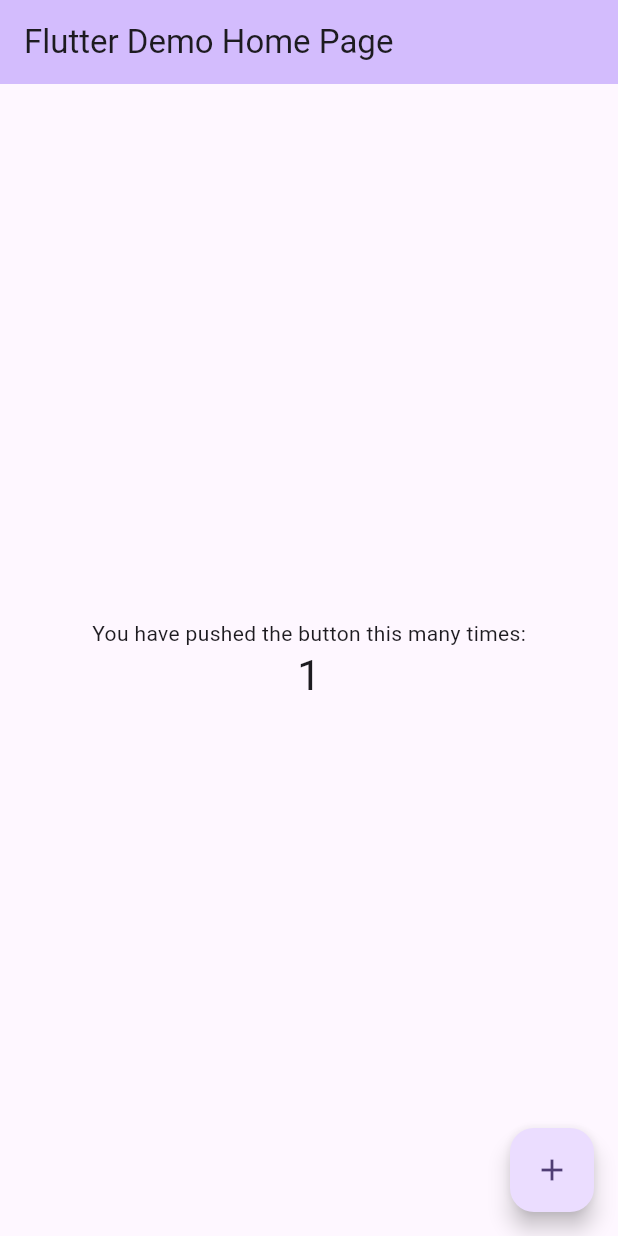
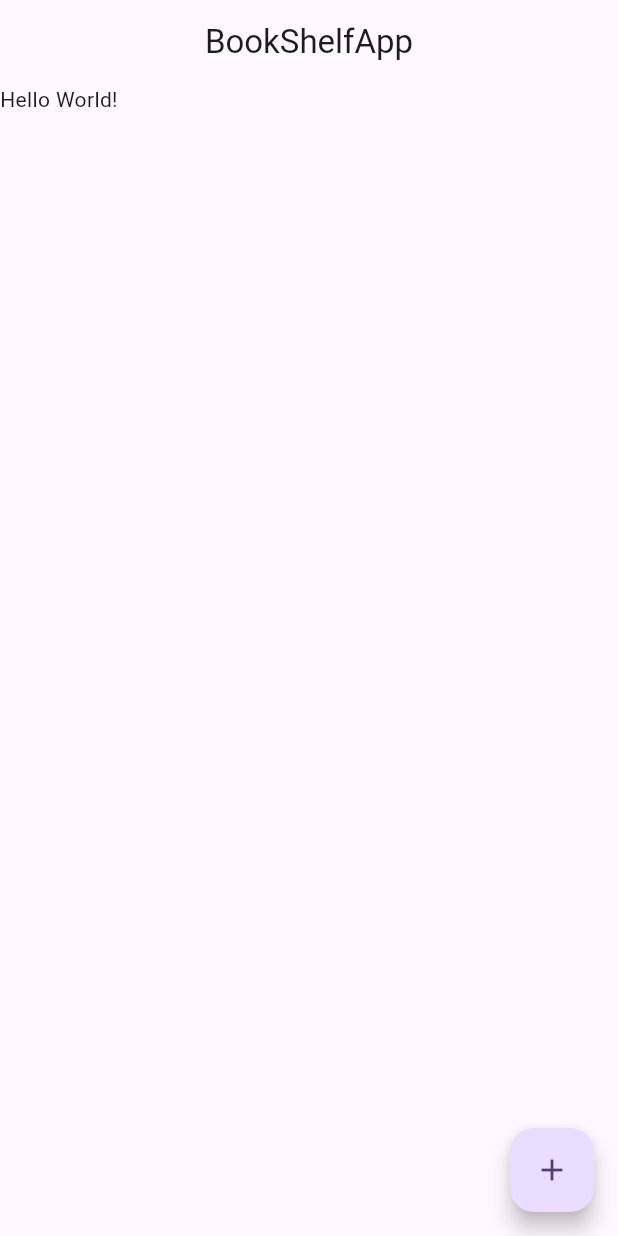
Before and after one commit to YuukiHayashi0510/my_book_shelf_app, a Flutter app: the screen it shows after launch, after a tap on the "add" icon, on a phone screen of 412 x 824 dp. Run offline on Flutter 3.47's test engine with Material 3 defaults, Android fonts, the phone set to English and light mode, and no system bars; our stand-ins replace flutter_riverpod, freezed_annotation, sqflite; missing offline and left inert: barcode_scan2; accounts and stored records are empty.

Commit message:
books_api repository

```diff
--- /dev/null
+++ b/lib/domain/repository/google_books_api_repository.dart
@@ -0,0 +1,5 @@
+import '../entity/model/api_book.dart';
+
+abstract class GoogleBooksApiRepository {
+  Future<ApiBook> fetchBookByIsbn(String isbn);
+}
--- a/lib/infrastructure/provider.dart
+++ b/lib/infrastructure/provider.dart
@@ -1,10 +1,15 @@
 import 'package:flutter_riverpod/flutter_riverpod.dart';
 import '../domain/repository/books_repository.dart';
+import '../domain/repository/google_books_api_repository.dart';
 import 'datasource/database/books_database.dart';
 import 'datasource/database/books_database_impl.dart';
 import 'repository/books_repository_impl.dart';
+import 'repository/google_books_api_repository_impl.dart';
 
 final booksDatabaseProvider =
     Provider<BooksDatabase>((_) => BooksDatabaseImpl());
 final booksRepositoryProvider = Provider<BooksRepository>(
     (ref) => BooksRepositoryImpl(ref.watch(booksDatabaseProvider)));
+
+final googleBooksApiRepositoryProvider =
+    Provider<GoogleBooksApiRepository>((ref) => GoogleBooksApiRepositoryImpl());
--- a/lib/main.dart
+++ b/lib/main.dart
@@ -1,4 +1,6 @@
 import 'package:flutter/material.dart';
+
+import 'pages/book/index/index_view.dart';
 
 void main() {
   runApp(const MyApp());
@@ -10,60 +12,12 @@ class MyApp extends StatelessWidget {
   @override
   Widget build(BuildContext context) {
     return MaterialApp(
-      title: 'Flutter Demo',
+      title: 'BookShelfApp',
       theme: ThemeData(
         colorScheme: ColorScheme.fromSeed(seedColor: Colors.deepPurple),
         useMaterial3: true,
       ),
-      home: const MyHomePage(title: 'Flutter Demo Home Page'),
+      home: const IndexView(),
     );
   }
 }
-
-class MyHomePage extends StatefulWidget {
-  const MyHomePage({super.key, required this.title});
-
-  final String title;
-
-  @override
-  State<MyHomePage> createState() => _MyHomePageState();
-}
-
-class _MyHomePageState extends State<MyHomePage> {
-  int _counter = 0;
-
-  void _incrementCounter() {
-    setState(() {
-      _counter++;
-    });
-  }
-
-  @override
-  Widget build(BuildContext context) {
-    return Scaffold(
-      appBar: AppBar(
-        backgroundColor: Theme.of(context).colorScheme.inversePrimary,
-        title: Text(widget.title),
-      ),
-      body: Center(
-        child: Column(
-          mainAxisAlignment: MainAxisAlignment.center,
-          children: <Widget>[
-            const Text(
-              'You have pushed the button this many times:',
-            ),
-            Text(
-              '$_counter',
-              style: Theme.of(context).textTheme.headlineMedium,
-            ),
-          ],
-        ),
-      ),
-      floatingActionButton: FloatingActionButton(
-        onPressed: _incrementCounter,
-        tooltip: 'Increment',
-        child: const Icon(Icons.add),
-      ),
-    );
-  }
-}
--- /dev/null
+++ b/lib/pages/book/index/index_view.dart
@@ -0,0 +1,37 @@
+import 'package:barcode_scan2/barcode_scan2.dart';
+import 'package:flutter/material.dart';
+
+class IndexView extends StatelessWidget {
+  const IndexView({super.key});
+
+  @override
+  Widget build(BuildContext context) {
+    return Scaffold(
+      appBar: AppBar(
+        title: const Text('BookShelfApp'),
+        centerTitle: true,
+      ),
+      body: const SingleChildScrollView(
+        child: Column(
+          children: [
+            Text('Hello World!'),
+          ],
+        ),
+      ),
+      floatingActionButton: FloatingActionButton(
+        onPressed: () async {
+          var result = await BarcodeScanner.scan();
+          if (result.rawContent.isNotEmpty &&
+              result.type == ResultType.Barcode) {
+            print(result.type);
+            print(result.rawContent);
+            print(result.format);
+            print(result.formatNote);
+          }
+        },
+        tooltip: '本を追加する',
+        child: const Icon(Icons.add),
+      ),
+    );
+  }
+}
--- a/pubspec.yaml
+++ b/pubspec.yaml
@@ -18,6 +18,9 @@ dependencies:
   path: ^1.8.3
   flutter_riverpod: ^2.4.9
   freezed_annotation: ^2.4.1
+  barcode_scan2: ^4.3.0
+  http: ^1.1.2
+  fluttertoast: ^8.2.4
 
 dev_dependencies:
   flutter_test:
@@ -26,6 +29,7 @@ dev_dependencies:
   flutter_lints: ^2.0.0
   freezed: ^2.4.5
   build_runner: ^2.4.7
+  json_serializable: ^6.7.1
 
 
 flutter:
```
Also changed, not shown: lib/domain/entity/model/api_book.dart (added, +76 -0 lines), lib/infrastructure/repository/google_books_api_repository_impl.dart (added, +20 -0 lines), lib/domain/entity/model/api_book.freezed.dart (added), lib/domain/entity/model/api_book.g.dart (added), lib/pages/book/detail/book_detail_view.dart (added), lib/pages/book/detail/book_detail_viewmodel.dart (added), lib/pages/book/index/index_viewmodel.dart (added), pubspec.lock, 6 other files.
